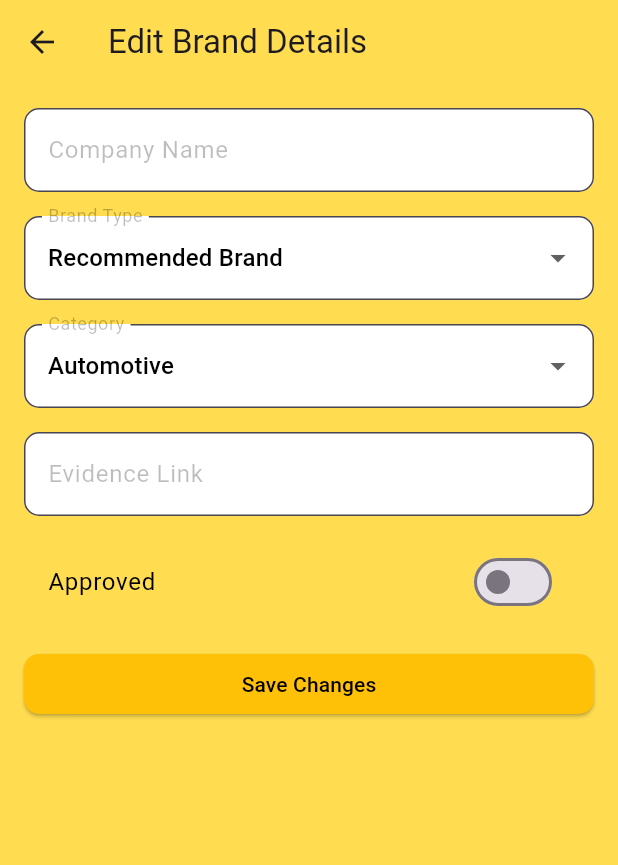
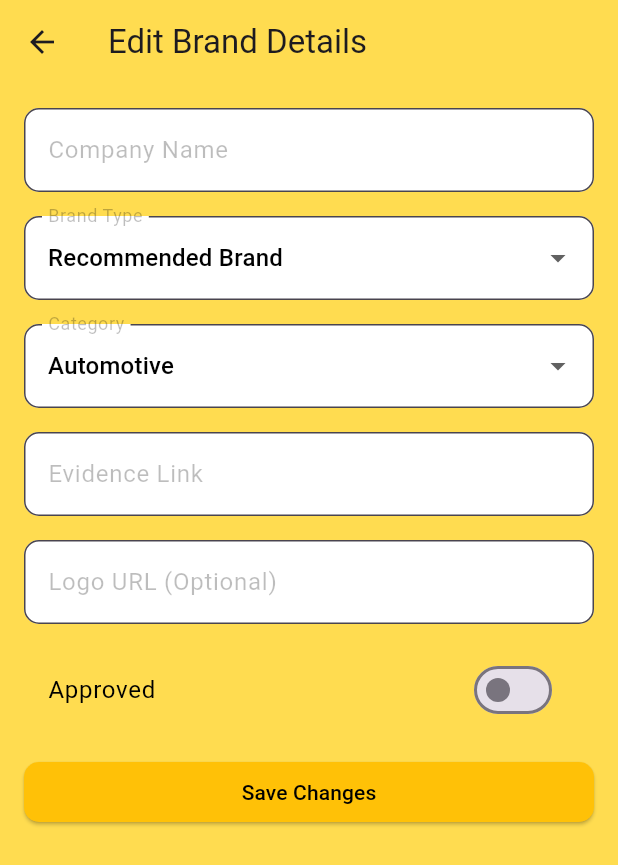
Before and after one commit to FarisArch/kyb, a Flutter app: the EditBrandPage screen opened directly with empty values, on a phone screen of 412 x 824 dp. Shown: the top 865 px of the screen. Run offline on Flutter 3.47's test engine with Material 3 defaults, Android fonts, the phone set to English and light mode, and no system bars; our stand-ins replace cloud_firestore, firebase_auth, firebase_core, fluttertoast; missing offline and left inert: barcode_scan2; accounts and stored records are empty; network calls fail.

Commit message:
admin edit page added ability to add logoURL, contribute page can now be prefilled. TODO: fix scan page adding premature before contribute.

```diff
--- a/lib/pages/admin_edit_page.dart
+++ b/lib/pages/admin_edit_page.dart
@@ -8,6 +8,7 @@ class EditBrandPage extends StatefulWidget {
   final String category;
   final String link;
   final bool? approved;
+  final String? logoUrl; // Added logoUrl field
 
   const EditBrandPage({
     super.key,
@@ -17,6 +18,7 @@ class EditBrandPage extends StatefulWidget {
     required this.category,
     required this.link,
     required this.approved,
+    this.logoUrl, // Optional logoUrl field
   });
 
   @override
@@ -26,6 +28,7 @@ class EditBrandPage extends StatefulWidget {
 class _EditBrandPageState extends State<EditBrandPage> {
   late TextEditingController _companyNameController;
   late TextEditingController _linkController;
+  late TextEditingController _logoUrlController; // Added TextEditingController for logoUrl
   bool? _approved;
   late String _selectedCategory;
   late String _selectedBrandType;
@@ -52,6 +55,7 @@ class _EditBrandPageState extends State<EditBrandPage> {
     super.initState();
     _companyNameController = TextEditingController(text: widget.companyName);
     _linkController = TextEditingController(text: widget.link);
+    _logoUrlController = TextEditingController(text: widget.logoUrl ?? ''); // Initialize with existing logoUrl or empty string
     _approved = widget.approved;
 
     // Validate category and brand type against available options
@@ -69,6 +73,7 @@ class _EditBrandPageState extends State<EditBrandPage> {
         'category': _selectedCategory.toLowerCase(),
         'link': _linkController.text,
         'approved': _approved,
+        'logoUrl': _logoUrlController.text, // Save the logoUrl
       });
 
       ScaffoldMessenger.of(context).showSnackBar(
@@ -179,6 +184,20 @@ class _EditBrandPageState extends State<EditBrandPage> {
                 style: const TextStyle(color: Colors.black),
               ),
               const SizedBox(height: 16),
+              TextField(
+                controller: _logoUrlController, // Added TextField for logoUrl
+                decoration: InputDecoration(
+                  labelText: 'Logo URL (Optional)',
+                  labelStyle: const TextStyle(color: Colors.black26),
+                  filled: true,
+                  fillColor: Colors.white,
+                  border: OutlineInputBorder(
+                    borderRadius: BorderRadius.circular(10),
+                  ),
+                ),
+                style: const TextStyle(color: Colors.black),
+              ),
+              const SizedBox(height: 16),
               SwitchListTile(
                 title: const Text(
                   'Approved',
--- a/pubspec.yaml
+++ b/pubspec.yaml
@@ -45,6 +45,7 @@ dependencies:
   fluttertoast: ^8.2.8
   cloud_firestore: ^5.4.5
   dio: ^5.7.0
+  collection: ^1.18.0
 
 dev_dependencies:
   flutter_test:
```
Also changed, not shown: lib/pages/contribute.dart (+19 -19 lines), pubspec.lock.
